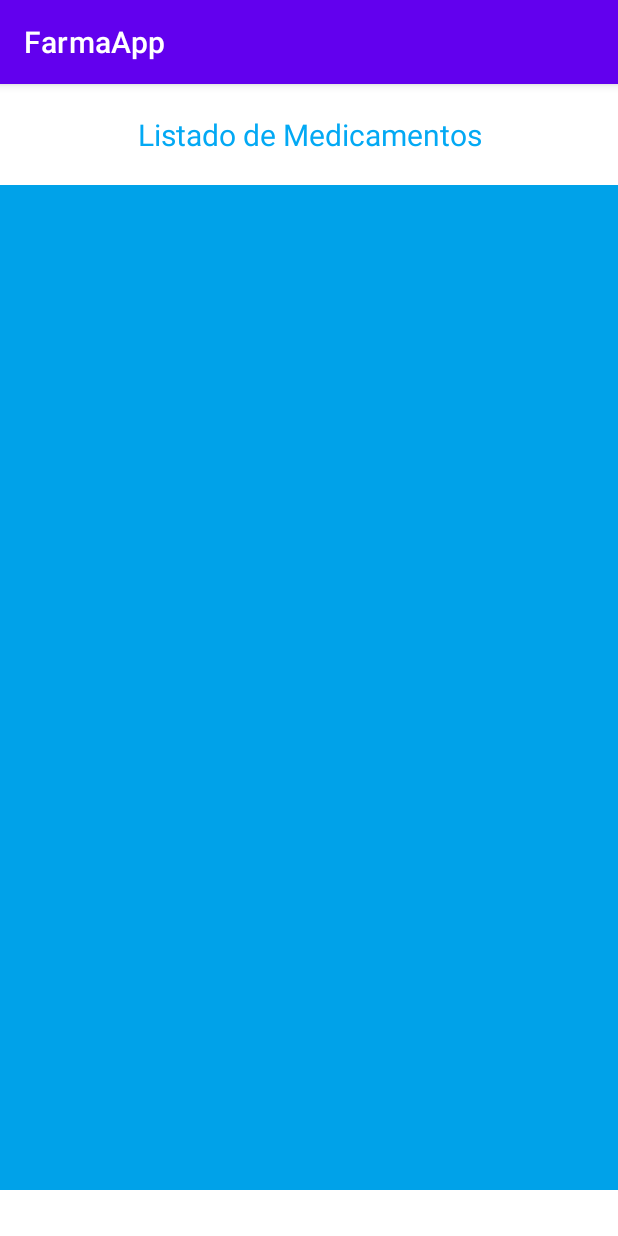
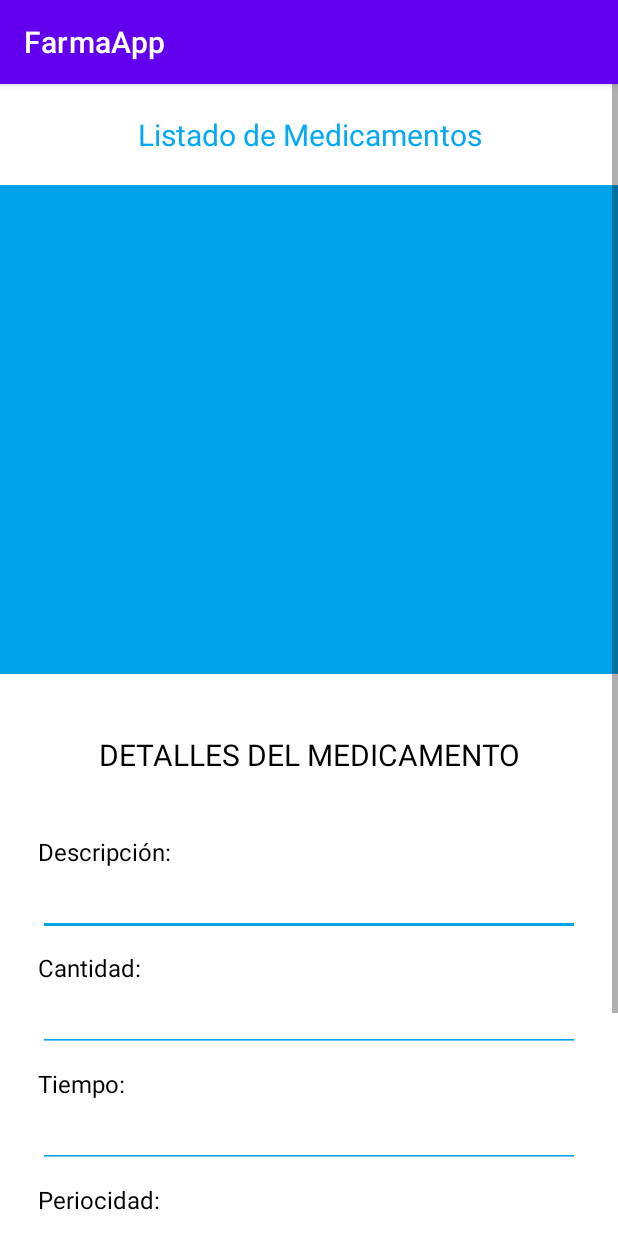
Before and after one commit to WBordas56/examen_3p_movil, an Android app: the ActivityLista screen opened directly, with no data from a screen before it, on a phone screen of 412 x 824 dp. Run offline under Robolectric (Android 15) with nearby library versions, the phone set to English and light mode, and no system bars; our stand-ins replace Firebase (no records; nobody signed in at launch, a user with empty details on screens opened directly).

Commit message:
Initial Commit
Co-Authored-By: Daniela Castellanos <73452883+Da836@users.noreply.github.com>
Co-Authored-By: Jimmy Zelaya <98270491+jimmyzelaya@users.noreply.github.com>

```diff
--- a/app/src/main/java/com/example/examen_3p_movil/ActivityLista.java
+++ b/app/src/main/java/com/example/examen_3p_movil/ActivityLista.java
@@ -4,8 +4,14 @@ import androidx.annotation.NonNull;
 import androidx.appcompat.app.AppCompatActivity;
 
 import android.os.Bundle;
+import android.view.View;
+import android.widget.AdapterView;
 import android.widget.ArrayAdapter;
+import android.widget.Button;
+import android.widget.ImageView;
 import android.widget.ListView;
+import android.widget.TextView;
+import android.widget.Toast;
 
 import com.google.firebase.FirebaseApp;
 import com.google.firebase.database.DataSnapshot;
@@ -18,19 +24,66 @@ import java.util.ArrayList;
 import java.util.List;
 
 public class ActivityLista extends AppCompatActivity {
+    ImageView Foto;
+    Button btnactualizar, btneliminar;
+    TextView Ide, Descripcion, Cantidad, Tiempo, Periosidad;
+
     FirebaseDatabase firebaseDatabase;
     DatabaseReference databaseReference;
     private List<Medicamentos> medicamentosList = new ArrayList<Medicamentos>();
     ArrayAdapter<Medicamentos> medicamentosArrayAdapter;
     ListView DatosM;
+
+    Medicamentos mediSelected;
+
     @Override
     protected void onCreate(Bundle savedInstanceState) {
         super.onCreate(savedInstanceState);
         setContentView(R.layout.activity_lista);
+        btnactualizar = (Button) findViewById(R.id.btnActualizar);
+        btneliminar = (Button) findViewById(R.id.btnEliminar);
+        Tiempo = (TextView) findViewById(R.id.txtEdiTiempo);
+        Descripcion = (TextView) findViewById(R.id.txtEdiDescripcion);
+        Cantidad = (TextView) findViewById(R.id.txtEdiCantidad);
+        Periosidad = (TextView) findViewById(R.id.txtEdiPeriocidad);
 
         DatosM =(ListView) findViewById(R.id.lv_medicamentos);
         iniciarFirebase();
         listaDatos();
+
+        DatosM.setOnItemClickListener(new AdapterView.OnItemClickListener() {
+            @Override
+            public void onItemClick(AdapterView<?> parent, View view, int position, long id) {
+                mediSelected = (Medicamentos) parent.getItemAtPosition(position);
+                Descripcion.setText(mediSelected.getDescripcion());
+                Cantidad.setText(mediSelected.getCantidad());
+                Tiempo.setText(mediSelected.getTiempo());
+                Periosidad.setText(mediSelected.getPeriocidad());
+
+            }
+        });
+
+        btnactualizar.setOnClickListener(this::onClickActualizar);
+        btneliminar.setOnClickListener(this::onClickEliminar);
+
+    }
+
+    private void onClickEliminar(View view) {
+        Medicamentos m = new Medicamentos();
+        m.setUid(mediSelected.getUid());
+        databaseReference.child("Medicamentos").child(m.getUid()).removeValue();
+        Toast.makeText(this, "Medicamento Eliminado", Toast.LENGTH_SHORT).show();
+    }
+
+    private void onClickActualizar(View view) {
+        Medicamentos m = new Medicamentos();
+        m.setUid(mediSelected.getUid());
+        m.setDescripcion(Descripcion.getText().toString().trim());
+        m.setCantidad(Cantidad.getText().toString().trim());
+        m.setTiempo(Tiempo.getText().toString().trim());
+        m.setPeriocidad(Periosidad.getText().toString().trim());
+        databaseReference.child("Medicamentos").child(m.getUid()).setValue(m);
+        Toast.makeText(this, "Medicamento Actualizado", Toast.LENGTH_SHORT).show();
     }
 
     private void iniciarFirebase() {
--- a/app/src/main/java/com/example/examen_3p_movil/ActivityPrincipal.java
+++ b/app/src/main/java/com/example/examen_3p_movil/ActivityPrincipal.java
@@ -3,6 +3,7 @@ package com.example.examen_3p_movil;
 import androidx.annotation.NonNull;
 import androidx.appcompat.app.AppCompatActivity;
 
+import android.annotation.SuppressLint;
 import android.content.Intent;
 import android.os.Bundle;
 import android.provider.CalendarContract;
@@ -48,6 +49,8 @@ public class ActivityPrincipal extends AppCompatActivity {
         iniciarFirebase();
 
     }
+
+
 
     private void iniciarFirebase() {
         FirebaseApp.initializeApp(this);
--- a/app/src/main/java/com/example/examen_3p_movil/Medicamentos.java
+++ b/app/src/main/java/com/example/examen_3p_movil/Medicamentos.java
@@ -76,6 +76,6 @@ public class Medicamentos implements Serializable {
 
     @Override
     public String toString() {
-        return descripcion;
+        return foto + "  " +descripcion;
     }
 }
--- a/app/src/main/res/layout/activity_detalle.xml
+++ b/app/src/main/res/layout/activity_detalle.xml
@@ -51,11 +51,12 @@
                 android:textSize="16sp" />
 
             <EditText
-                android:id="@+id/txtMostId"
+                android:id="@+id/txtIde"
                 android:layout_width="match_parent"
                 android:layout_height="wrap_content"
                 android:layout_marginStart="25dp"
                 android:layout_marginEnd="25dp"
+                android:backgroundTint="@color/blue1"
                 android:enabled="false"
                 android:inputType="text"
                 android:textColor="@color/black" />
@@ -72,11 +73,12 @@
                 android:textSize="16sp" />
 
             <EditText
-                android:id="@+id/txtMostNombre"
+                android:id="@+id/txtEdiDescripcion"
                 android:layout_width="match_parent"
                 android:layout_height="wrap_content"
                 android:layout_marginStart="25dp"
                 android:layout_marginEnd="25dp"
+                android:backgroundTint="@color/blue1"
                 android:inputType="text"
                 android:textColor="@color/black" />
 
@@ -91,11 +93,12 @@
                 android:textSize="16sp" />
 
             <EditText
-                android:id="@+id/txtMostDescripcion"
+                android:id="@+id/txtEdiCantidad"
                 android:layout_width="match_parent"
                 android:layout_height="wrap_content"
                 android:layout_marginStart="25dp"
                 android:layout_marginEnd="25dp"
+                android:backgroundTint="@color/blue1"
                 android:inputType="text"
                 android:textColor="@color/black" />
 
@@ -110,11 +113,12 @@
                 android:textSize="16sp" />
 
             <EditText
-                android:id="@+id/txtMostTiempo"
+                android:id="@+id/txtEdiTiempo"
                 android:layout_width="match_parent"
                 android:layout_height="wrap_content"
                 android:layout_marginStart="25dp"
                 android:layout_marginEnd="25dp"
+                android:backgroundTint="@color/blue1"
                 android:inputType="text"
                 android:textColor="@color/black" />
 
@@ -129,11 +133,12 @@
                 android:textSize="16sp" />
 
             <EditText
-                android:id="@+id/txtMostPeriocidad"
+                android:id="@+id/txtEdiPeriocidad"
                 android:layout_width="match_parent"
                 android:layout_height="wrap_content"
                 android:layout_marginStart="25dp"
                 android:layout_marginEnd="25dp"
+                android:backgroundTint="@color/blue1"
                 android:inputType="text"
                 android:textColor="@color/black" />
 
@@ -154,12 +159,14 @@
                 android:layout_width="match_parent"
                 android:layout_height="match_parent"
                 android:layout_marginStart="25dp"
-                android:layout_marginTop="12dp"
+                android:layout_marginTop="5dp"
+                android:layout_marginBottom="35dp"
                 android:layout_marginEnd="25dp"
                 android:backgroundTint="#F44336"
                 android:text="Eliminar"
                 android:textColor="#FFFFFF"
                 android:textSize="16sp" />
+
         </LinearLayout>
     </ScrollView>
 
--- a/app/src/main/res/layout/activity_lista.xml
+++ b/app/src/main/res/layout/activity_lista.xml
@@ -31,9 +31,133 @@
             <ListView
                 android:id="@+id/lv_medicamentos"
                 android:layout_width="match_parent"
-                android:background="@color/blue1"
-                android:layout_height="670dp"
-                android:layout_marginTop="20dp" />
+                android:layout_height="326dp"
+                android:layout_marginTop="20dp"
+                android:background="@color/blue1" />
+
+            <LinearLayout
+                android:layout_width="match_parent"
+                android:layout_height="match_parent"
+                android:orientation="vertical">
+
+                <TextView
+                    android:layout_width="match_parent"
+                    android:layout_height="wrap_content"
+                    android:layout_marginHorizontal="30dp"
+                    android:layout_marginTop="40dp"
+                    android:text="DETALLES DEL MEDICAMENTO"
+                    android:textAlignment="center"
+                    android:textColor="@color/black"
+                    android:textSize="20sp" />
+
+                <TextView
+                    android:id="@+id/textView3"
+                    android:layout_width="match_parent"
+                    android:layout_height="wrap_content"
+                    android:layout_marginStart="25dp"
+                    android:layout_marginTop="40dp"
+                    android:layout_marginEnd="25dp"
+                    android:text="Descripción: "
+                    android:textColor="@color/black"
+                    android:textSize="16sp" />
+
+                <EditText
+                    android:id="@+id/txtEdiDescripcion"
+                    android:layout_width="match_parent"
+                    android:layout_height="wrap_content"
+                    android:layout_marginStart="25dp"
+                    android:layout_marginEnd="25dp"
+                    android:inputType="textPersonName"
+                    android:backgroundTint="@color/blue1"
+                    android:textColor="@color/black" />
+
+                <TextView
+                    android:layout_width="match_parent"
+                    android:layout_height="wrap_content"
+                    android:layout_marginStart="25dp"
+                    android:layout_marginTop="10dp"
+                    android:layout_marginEnd="25dp"
+                    android:text="Cantidad: "
+                    android:textColor="@color/black"
+                    android:textSize="16sp" />
+
+                <EditText
+                    android:id="@+id/txtEdiCantidad"
+                    android:layout_width="match_parent"
+                    android:layout_height="wrap_content"
+                    android:layout_marginStart="25dp"
+                    android:layout_marginEnd="25dp"
+                    android:backgroundTint="@color/blue1"
+                    android:inputType="number"
+                    android:textColor="@color/black" />
+
+                <TextView
+                    android:layout_width="match_parent"
+                    android:layout_height="wrap_content"
+                    android:layout_marginStart="25dp"
+                    android:layout_marginTop="10dp"
+                    android:layout_marginEnd="25dp"
+                    android:text="Tiempo: "
+                    android:textColor="@color/black"
+                    android:textSize="16sp" />
+
+                <EditText
+                    android:id="@+id/txtEdiTiempo"
+                    android:layout_width="match_parent"
+                    android:layout_height="wrap_content"
+                    android:layout_marginStart="25dp"
+                    android:layout_marginEnd="25dp"
+                    android:backgroundTint="@color/blue1"
+                    android:inputType="textPersonName"
+                    android:textColor="@color/black" />
+
+                <TextView
+                    android:layout_width="match_parent"
+                    android:layout_height="wrap_content"
+                    android:layout_marginStart="25dp"
+                    android:layout_marginTop="10dp"
+                    android:layout_marginEnd="25dp"
+                    android:text="Periocidad: "
+                    android:textColor="@color/black"
+                    android:textSize="16sp" />
+
+                <EditText
+                    android:id="@+id/txtEdiPeriocidad"
+                    android:layout_width="match_parent"
+                    android:layout_height="wrap_content"
+                    android:layout_marginStart="25dp"
+                    android:layout_marginEnd="25dp"
+                    android:backgroundTint="@color/blue1"
+                    android:inputType="text"
+                    android:textColor="@color/black" />
+
+                <Button
+                    android:id="@+id/btnActualizar"
+                    android:layout_width="match_parent"
+                    android:layout_height="match_parent"
+                    android:inputType="number"
+                    android:layout_marginStart="25dp"
+                    android:layout_marginTop="15dp"
+                    android:layout_marginEnd="25dp"
+                    android:backgroundTint="#03A9F4"
+                    android:text="Actualizar"
+                    android:textColor="#FFFFFF"
+                    android:textSize="16sp" />
+
+                <Button
+                    android:id="@+id/btnEliminar"
+                    android:layout_width="match_parent"
+                    android:layout_height="match_parent"
+                    android:layout_marginStart="25dp"
+                    android:layout_marginTop="5dp"
+                    android:layout_marginBottom="35dp"
+                    android:layout_marginEnd="25dp"
+                    android:backgroundTint="#F44336"
+                    android:text="Eliminar"
+                    android:textColor="#FFFFFF"
+                    android:textSize="16sp" />
+
+            </LinearLayout>
 
 
         </LinearLayout>
```
